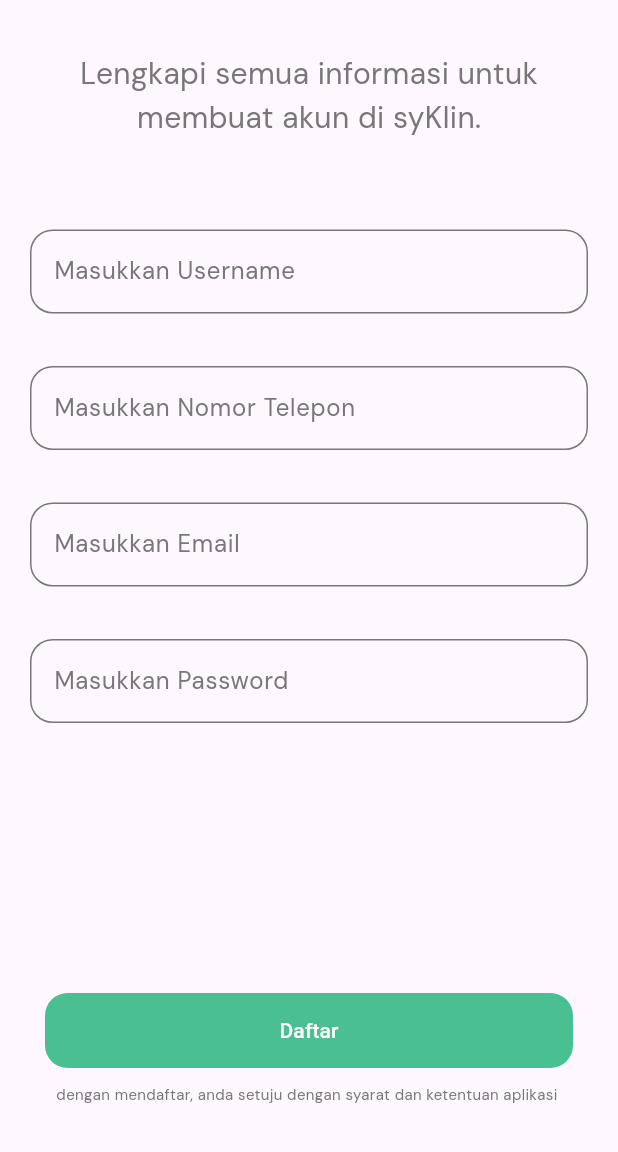
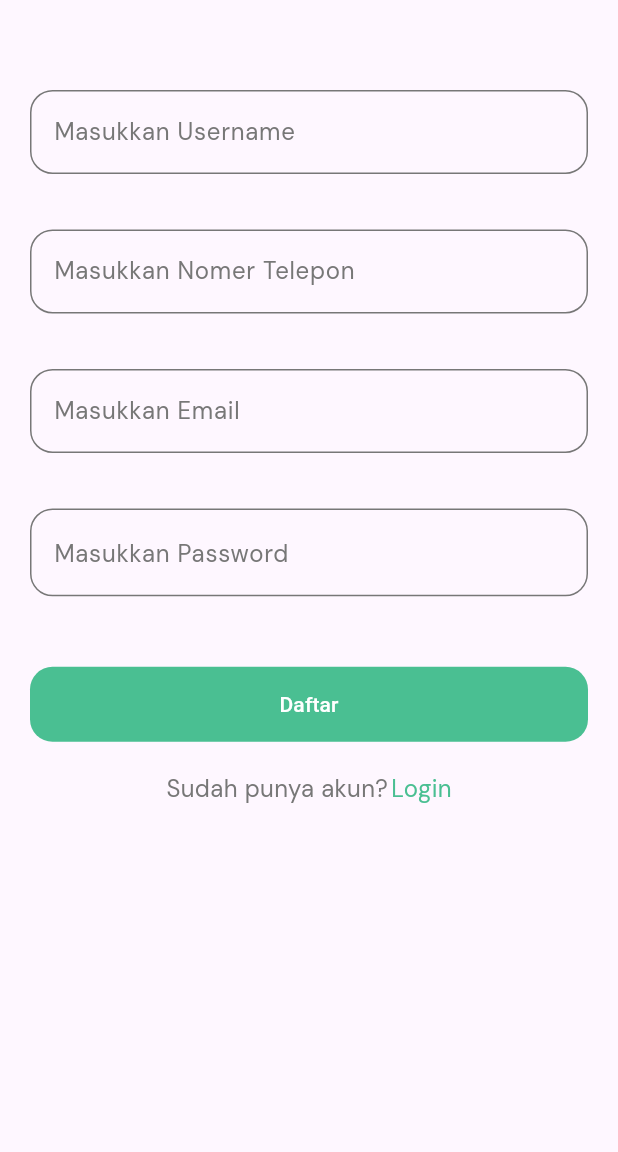
Before and after one commit to daudsutanssyah/syn_laundry, a Flutter app: the RegisterPage screen opened directly, on a phone screen of 412 x 824 dp, the part 84-1236 px from its top. Run offline on Flutter 3.47's test engine with Material 3 defaults, Android fonts, the phone set to English and light mode, and no system bars; our stand-ins replace get, google_fonts; missing offline and left inert: sp_util; network calls fail.

```diff
--- a/lib/config/config.dart
+++ b/lib/config/config.dart
@@ -1,9 +1,11 @@
 class Config {
   // variabel utk menampung url web service (API)
-  static String urlAPI = "https://syntop.poltekbangplg.ac.id/api";
+   static String urlAPI = "https://syntop.poltekbangplg.ac.id/api";
+  // static String urlAPI = "http://192.168.109.112:8000/api";
 
   // variabel utk menampung url utama web/backend
-    static String urlMain = "https://syntop.poltekbangplg.ac.id/";
+   static String urlMain = "https://syntop.poltekbangplg.ac.id/";
+    // static String urlMain = "http://192.168.109.112:8000/";
 
    // url register
    String urlRegister = "$urlAPI/register";
--- a/lib/main.dart
+++ b/lib/main.dart
@@ -15,8 +15,11 @@ import 'package:syn_laundry/pages/reset_password_page.dart';
 import 'package:syn_laundry/pages/splash_page.dart';
 import 'package:syn_laundry/pages/sukses_page.dart';
 import 'package:get/get.dart';
+import 'package:sp_util/sp_util.dart';
 
-void main() {
+void main() async{
+  WidgetsFlutterBinding.ensureInitialized();
+  await SpUtil.getInstance();
   runApp(const MyApp());
 }
 
--- a/lib/pages/register_page.dart
+++ b/lib/pages/register_page.dart
@@ -1,8 +1,8 @@
 import 'package:flutter/material.dart';
+import 'package:syn_laundry/controllers/auth_controllers.dart';
+import 'package:syn_laundry/pages/login_page.dart';
+import 'package:syn_laundry/themes/themes.dart';
 import 'package:get/get.dart';
-import 'package:syn_laundry/controllers/auth_controllers.dart';
-import 'package:syn_laundry/pages/beranda_page.dart';
-import 'package:syn_laundry/themes/themes.dart';
 
 class RegisterPage extends StatefulWidget {
   const RegisterPage({super.key});
@@ -12,47 +12,33 @@ class RegisterPage extends StatefulWidget {
 }
 
 class _RegisterPageState extends State<RegisterPage> {
-
+  // panggil controller AuthController
   final authC = Get.put(AuthController());
 
+  // membuat key Validation untuk form
   final formKey = GlobalKey<FormState>();
+
   @override
   Widget build(BuildContext context) {
     return Scaffold(
+      // baris 1 : AppBar
       appBar: AppBar(
-        centerTitle: true, //umtuk menempatkan title di tengah
+        centerTitle: true, //untuk menempatkan title di tengah2
         title: Text(
           "Persiapkan Akunmu",
           style: primaryTextStyle.copyWith(
-              fontSize: 24, fontWeight: FontWeight.w500),
+            fontSize: 24,
+            fontWeight: FontWeight.w500,
+          ),
         ),
         leading: Container(
             margin: EdgeInsets.only(left: 10),
             child: Image.asset('assets/ic-back.png')),
       ),
       body: ListView(
-        padding: EdgeInsets.only(top: 35),
         children: [
-          Center(
-            child: Column(
-              children: [
-                Text(
-                  "Lengkapi semua informasi untuk",
-                  style: secondaryTextStyle.copyWith(
-                    fontSize: 20,
-                  ),
-                ),
-                Text(
-                  "membuat akun di syKlin.",
-                  style: secondaryTextStyle.copyWith(
-                    fontSize: 20,
-                  ),
-                ),
-              ],
-            ),
-          ),
+          // baris 2 : KOLOM INPUT
           Container(
-
             margin: EdgeInsets.only(top: 60, left: 20, right: 20),
             child: Form(
               key: formKey,
@@ -67,51 +53,79 @@ class _RegisterPageState extends State<RegisterPage> {
                       return null;
                     },
                     controller: authC.name,
-                    keyboardType: TextInputType.name,
+                    keyboardType: TextInputType.text,
                     decoration: InputDecoration(
+                      hintText: "Masukkan Username",
+                      hintStyle: secondaryTextStyle,
                       enabledBorder: OutlineInputBorder(
                         borderRadius: BorderRadius.circular(15),
                         borderSide: BorderSide(
                           color: greyColor,
-                          )),
+                        ),
+                      ),
                       focusedBorder: OutlineInputBorder(
                         borderRadius: BorderRadius.circular(15),
                         borderSide: BorderSide(
                           color: greyColor,
-                          )),
-                      hintText: "Masukkan Username",
-                      hintStyle: secondaryTextStyle,
+                        ),
+                      ),
+                      errorBorder: OutlineInputBorder(
+                        borderRadius: BorderRadius.circular(15),
+                        borderSide: BorderSide(
+                          color: greyColor,
+                        ),
+                      ),
+                      focusedErrorBorder: OutlineInputBorder(
+                        borderRadius: BorderRadius.circular(15),
+                        borderSide: BorderSide(
+                          color: greyColor,
+                        ),
+                      ),
                     ),
                   ),
                   SizedBox(
-                    height: 35,
+                    height: 37,
                   ),
                   TextFormField(
                     validator: (value) {
                       if (value!.isEmpty) {
-                        return "Nomor tidak boleh kosong";
+                        return "Nomer Telepon boleh kosong";
                       }
                       return null;
                     },
                     controller: authC.telepon,
                     keyboardType: TextInputType.phone,
                     decoration: InputDecoration(
+                      hintText: "Masukkan Nomer Telepon",
+                      hintStyle: secondaryTextStyle,
                       enabledBorder: OutlineInputBorder(
                         borderRadius: BorderRadius.circular(15),
                         borderSide: BorderSide(
                           color: greyColor,
-                          )),
+                        ),
+                      ),
                       focusedBorder: OutlineInputBorder(
                         borderRadius: BorderRadius.circular(15),
                         borderSide: BorderSide(
                           color: greyColor,
-                          )),
-                      hintText: "Masukkan Nomor Telepon",
-                      hintStyle: secondaryTextStyle,
+                        ),
+                      ),
+                      errorBorder: OutlineInputBorder(
+                        borderRadius: BorderRadius.circular(15),
+                        borderSide: BorderSide(
+                          color: greyColor,
+                        ),
+                      ),
+                      focusedErrorBorder: OutlineInputBorder(
+                        borderRadius: BorderRadius.circular(15),
+                        borderSide: BorderSide(
+                          color: greyColor,
+                        ),
+                      ),
                     ),
                   ),
                   SizedBox(
-                    height: 35,
+                    height: 37,
                   ),
                   TextFormField(
                     validator: (value) {
@@ -123,22 +137,36 @@ class _RegisterPageState extends State<RegisterPage> {
                     controller: authC.email,
                     keyboardType: TextInputType.emailAddress,
                     decoration: InputDecoration(
+                      hintText: "Masukkan Email",
+                      hintStyle: secondaryTextStyle,
                       enabledBorder: OutlineInputBorder(
                         borderRadius: BorderRadius.circular(15),
                         borderSide: BorderSide(
                           color: greyColor,
-                          )),
+                        ),
+                      ),
                       focusedBorder: OutlineInputBorder(
                         borderRadius: BorderRadius.circular(15),
                         borderSide: BorderSide(
                           color: greyColor,
-                          )),
-                      hintText: "Masukkan Email",
-                      hintStyle: secondaryTextStyle,
+                        ),
+                      ),
+                      errorBorder: OutlineInputBorder(
+                        borderRadius: BorderRadius.circular(15),
+                        borderSide: BorderSide(
+                          color: greyColor,
+                        ),
+                      ),
+                      focusedErrorBorder: OutlineInputBorder(
+                        borderRadius: BorderRadius.circular(15),
+                        borderSide: BorderSide(
+                          color: greyColor,
+                        ),
+                      ),
                     ),
                   ),
                   SizedBox(
-                    height: 35,
+                    height: 37,
                   ),
                   TextFormField(
                     validator: (value) {
@@ -153,58 +181,106 @@ class _RegisterPageState extends State<RegisterPage> {
                     decoration: InputDecoration(
                       suffix: Image.asset(
                         'assets/ic-eye.png',
-                        width: 16,
+                        width: 20,
                       ),
+                      hintText: "Masukkan Password",
+                      hintStyle: secondaryTextStyle,
                       enabledBorder: OutlineInputBorder(
                         borderRadius: BorderRadius.circular(15),
                         borderSide: BorderSide(
                           color: greyColor,
-                          )),
+                        ),
+                      ),
                       focusedBorder: OutlineInputBorder(
                         borderRadius: BorderRadius.circular(15),
                         borderSide: BorderSide(
                           color: greyColor,
-                          )),
-                      hintText: "Masukkan Password",
-                      hintStyle: secondaryTextStyle,
+                        ),
+                      ),
+                      errorBorder: OutlineInputBorder(
+                        borderRadius: BorderRadius.circular(15),
+                        borderSide: BorderSide(
+                          color: greyColor,
+                        ),
+                      ),
+                      focusedErrorBorder: OutlineInputBorder(
+                        borderRadius: BorderRadius.circular(15),
+                        borderSide: BorderSide(
+                          color: greyColor,
+                        ),
+                      ),
                     ),
                   ),
                   SizedBox(
-                    height: 170,
+                    height: 10,
                   ),
-                  Container(
+                  SizedBox(
+                    height: 37,
+                  ),
+                  // Spacer(),
+                  Obx(() => Container(
                         height: 50,
                         width: double.infinity,
-                    margin: EdgeInsets.all(10),
                         child: TextButton(
-                      onPressed: (){
+                          style: TextButton.styleFrom(
+                            backgroundColor: Color(0xFF4ABF92),
+                            shape: RoundedRectangleBorder(
+                              borderRadius: BorderRadius.circular(15),
+                            ),
+                          ),
+                          onPressed: () {
                             if (formKey.currentState!.validate()) {
                               formKey.currentState!.save();
                               authC.register();
                             }
                           },
-                      style: TextButton.styleFrom(
-                          backgroundColor: Color(0xFF4ABF92),
-                          shape: RoundedRectangleBorder(
-                              borderRadius: BorderRadius.circular(15))),
-                      child: Text(
+                          child: authC.loading == true
+                              ? CircularProgressIndicator(
+                                  color: whiteColor,
+                                )
+                              : Text(
                                   "Daftar",
-                        style: TextStyle(color: Colors.white),
+                                  style: TextStyle(
+                                    color: Colors.white,
                                   ),
                                 ),
                         ),
-                  Center(
+                      )),
+                ],
+              ),
+            ),
+          ),
+
+          SizedBox(
+            height: 20,
+          ),
+          // baris 4 : BELUM PUNYA AKUN?
+          Row(
+            mainAxisAlignment: MainAxisAlignment.center,
+            children: [
+              Text(
+                "Sudah punya akun?",
+                style: secondaryTextStyle.copyWith(fontSize: 16),
+              ),
+              SizedBox(
+                width: 2,
+              ),
+              InkWell(
+                onTap: () {
+                  Navigator.push(context,
+                      MaterialPageRoute(builder: (context) => LoginPage()));
+                },
                 child: Text(
-                      "dengan mendaftar, anda setuju dengan syarat dan ketentuan aplikasi ",
-                      style: secondaryTextStyle.copyWith(fontSize: 10),
-                    ),
-                  )
-                ],
+                  "Login",
+                  style: greenTextStyle.copyWith(
+                    fontSize: 16,
                   ),
                 ),
               )
             ],
           ),
+        ],
+      ),
     );
   }
 }
```
Also changed, not shown: lib/controllers/auth_controllers.dart (+6 -1 lines), lib/models/Product_model.dart (added, +93 -0 lines), lib/pages/beranda_page.dart (+30 -25 lines), lib/pages/login_page.dart (+4 -7 lines), lib/pages/profil_page.dart (+27 -13 lines), lib/services/product_services.dart (added, +40 -0 lines), lib/widgets/product_widget.dart (+6 -5 lines). Lines whose indentation alone changed are shown as unchanged.
